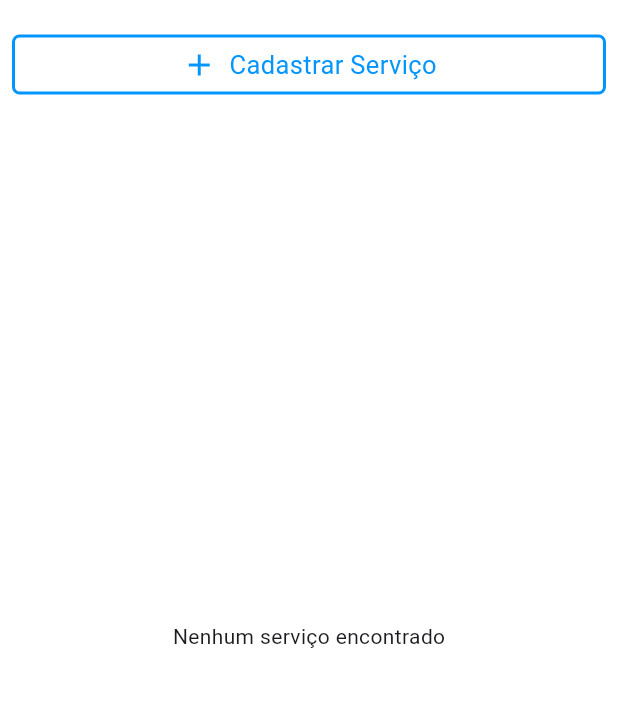
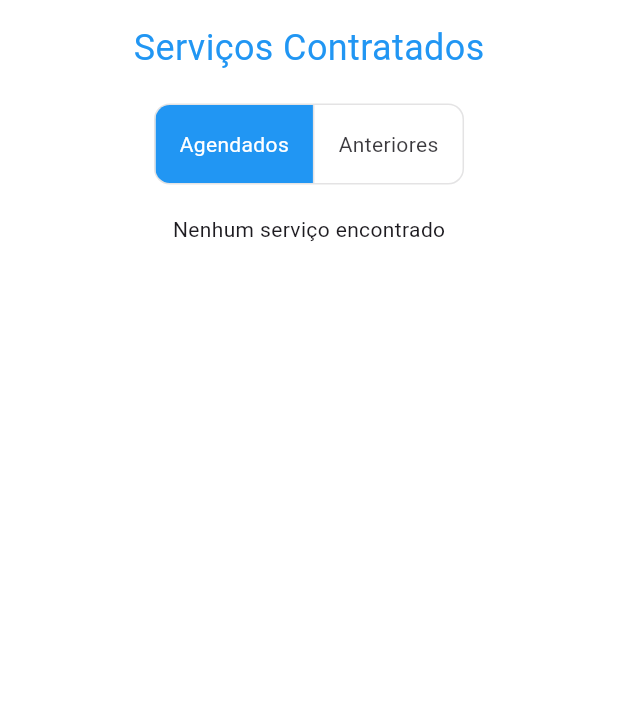
Before and after one commit to ViniciusDevelopment/Projeto_de_sistemas-2024.1, a Flutter app: the screen it shows once a user with an empty profile is signed in, item 3 of the bottom bar chosen, after a tap on "Meus Serviços", on a phone screen of 412 x 824 dp, the part 84-791 px from its top. Run offline on Flutter 3.47's test engine with Material 3 defaults, Android fonts, the phone set to English and light mode, and no system bars; our stand-ins replace another_flushbar, cloud_firestore, firebase_auth, firebase_core, firebase_messaging, firebase_storage and 6 more; accounts and stored records are empty.

Commit message:
Adicionando opção de Serviços Agendados e Anteriores

```diff
--- a/aplicacaoflutter/lib/PagesCommon/ProfilePage.dart
+++ b/aplicacaoflutter/lib/PagesCommon/ProfilePage.dart
@@ -6,7 +6,9 @@ import 'package:servicocerto/Controller/authCheck.dart';
 import 'package:servicocerto/PagesCommon/AddPhotoPage.dart';
 import 'package:servicocerto/PagesCommon/HelpAndSupportPage.dart';
 import 'package:servicocerto/Pagescliente/EditPage.dart';
+import 'package:servicocerto/Pagescliente/ServicosContratadosCliente.dart';
 import 'package:servicocerto/Pagesdiarista/MeusServicosPage.dart';
+import 'package:servicocerto/Pagesdiarista/ServicosContratados.dart';
 import 'package:servicocerto/Pagesdiarista/profile_list_item.dart';
 import '../main.dart';
 import 'package:cloud_firestore/cloud_firestore.dart';
@@ -103,8 +105,8 @@ class ProfilePage extends StatelessWidget {
                     if (userData['TipoUser'] !=
                         'Cliente') // Verifica o tipo de usuário
                       ProfileListItem(
-                        icon: LineAwesomeIcons.user_shield,
-                        text: 'Meus Serviços',
+                        icon: LineAwesomeIcons.pen,
+                        text: 'Cadastrar Serviços',
                         onTap: () {
                           Navigator.push(
                             context,
@@ -113,6 +115,30 @@ class ProfilePage extends StatelessWidget {
                           );
                         },
                       ),
+
+                       ProfileListItem(
+                          icon: LineAwesomeIcons.user_shield,
+                          text: 'Meus Serviços',
+                          onTap: () {
+                            if (userData['TipoUser'] == 'Cliente') {
+                              Navigator.push(
+                                context,
+                                MaterialPageRoute(
+                                  builder: (context) => ServicosContradosCliente(),
+                                ),
+                              );
+                            } else {
+                              Navigator.push(
+                                context,
+                                MaterialPageRoute(
+                                  builder: (context) => ServicosContrados(),
+                                ),
+                              );
+                            }
+                          },
+                        ),
+
+
                     ProfileListItem(
                       icon: LineAwesomeIcons.alternate_trash,
                       text: 'Excluir conta',
--- /dev/null
+++ b/aplicacaoflutter/lib/Pagesdiarista/ServicosContratados.dart
@@ -0,0 +1,134 @@
+import 'package:flutter/material.dart';
+import 'package:firebase_auth/firebase_auth.dart';
+import 'package:cloud_firestore/cloud_firestore.dart';
+
+class ServicosContrados extends StatefulWidget {
+  const ServicosContrados({Key? key}) : super(key: key);
+
+  @override
+  _ServicosContradosState createState() => _ServicosContradosState();
+}
+
+class _ServicosContradosState extends State<ServicosContrados> {
+  int _selectedIndex = 0;
+  late Future<List<DocumentSnapshot>> _futureServices;
+
+  @override
+  void initState() {
+    super.initState();
+    _futureServices = _fetchServices();
+  }
+
+  Future<List<DocumentSnapshot>> _fetchServices() async {
+    final currentUserEmail = FirebaseAuth.instance.currentUser?.email;
+    if (currentUserEmail != null) {
+      late QuerySnapshot querySnapshot;
+      if (_selectedIndex == 0) {
+        querySnapshot = await FirebaseFirestore.instance
+            .collection('SolicitacoesServico')
+            .where('emailPrestador', isEqualTo: currentUserEmail)
+            .where('status', isEqualTo: 'Aceita')
+            .get();
+      } else if (_selectedIndex == 1) {
+        querySnapshot = await FirebaseFirestore.instance
+            .collection('SolicitacoesServico')
+            .where('emailPrestador', isEqualTo: currentUserEmail)
+            .where('status', isEqualTo: 'Concluido')
+            .get();
+      }
+      return querySnapshot.docs;
+    } else {
+      return [];
+    }
+  }
+
+  @override
+  Widget build(BuildContext context) {
+    return Scaffold(
+      appBar: AppBar(
+        title: const Text(
+          "Meus Serviços",
+          style: TextStyle(color: Colors.white),
+        ),
+        backgroundColor: const Color(0xff0095FF),
+        iconTheme: const IconThemeData(color: Colors.white),
+      ),
+      body: Column(
+        children: [
+          SizedBox(height: 15),
+          Align(
+            alignment: Alignment.center,
+            child: Text(
+              "Serviços Contratados",
+              style: TextStyle(fontSize: 24, color: Colors.blue),
+            ),
+          ),
+          SizedBox(height: 20),
+          ToggleButtons(
+            borderRadius: BorderRadius.circular(10),
+            selectedColor: Colors.white,
+            fillColor: Colors.blue,
+            children: [
+              Padding(
+                padding: const EdgeInsets.all(16),
+                child: Text("Agendados"),
+              ),
+              Padding(
+                padding: const EdgeInsets.all(16),
+                child: Text("Anteriores"),
+              ),
+            ],
+            isSelected: [_selectedIndex == 0, _selectedIndex == 1],
+            onPressed: (index) {
+              setState(() {
+                _selectedIndex = index;
+                _futureServices = _fetchServices(); // Atualiza a lista de serviços quando o botão é pressionado
+              });
+            },
+          ),
+          SizedBox(height: 20),
+          if (_selectedIndex == 0 || _selectedIndex == 1)
+            FutureBuilder<List<DocumentSnapshot>>(
+              future: _futureServices,
+              builder: (context, snapshot) {
+                if (snapshot.connectionState == ConnectionState.waiting) {
+                  return Center(child: CircularProgressIndicator());
+                } else if (snapshot.hasError) {
+                  return Center(child: Text('Error: ${snapshot.error}'));
+                } else if (snapshot.data!.isEmpty) {
+                  return Center(child: Text('Nenhum serviço encontrado'));
+                } else {
+                  return Expanded(
+                    child: ListView.builder(
+                      itemCount: snapshot.data!.length,
+                      itemBuilder: (context, index) {
+                        final service = snapshot.data![index];
+                        return ListTile(
+                          title: Container(
+                            decoration: BoxDecoration(
+                              border: Border.all(color: Colors.grey),
+                              borderRadius: BorderRadius.circular(8.0),
+                            ),
+                            padding: EdgeInsets.all(8.0),
+                            child: Column(
+                              crossAxisAlignment: CrossAxisAlignment.start,
+                              children: [
+                                Text('Descrição: ${service['descricao']}'),
+                                Text('Cliente: ${service['emailCliente']}'),
+                                Text("Data: ${service['data']}     Horário: ${service['hora']}"),
+                                Text('Valor Proposto: R\$${service['valorcliente']}'),
+                              ],
+                            ),
+                          ),
+                        );
+                      },
+                    ),
+                  );
+                }
+              },
+            ),
+        ],
+      ),
+    );
+  }
+}
```
Also changed, not shown: aplicacaoflutter/lib/Pagescliente/ServicosContratadosCliente.dart (added, +134 -0 lines), aplicacaoflutter/lib/Pagesdiarista/ProfilePage.dart (+14 -1 lines).
